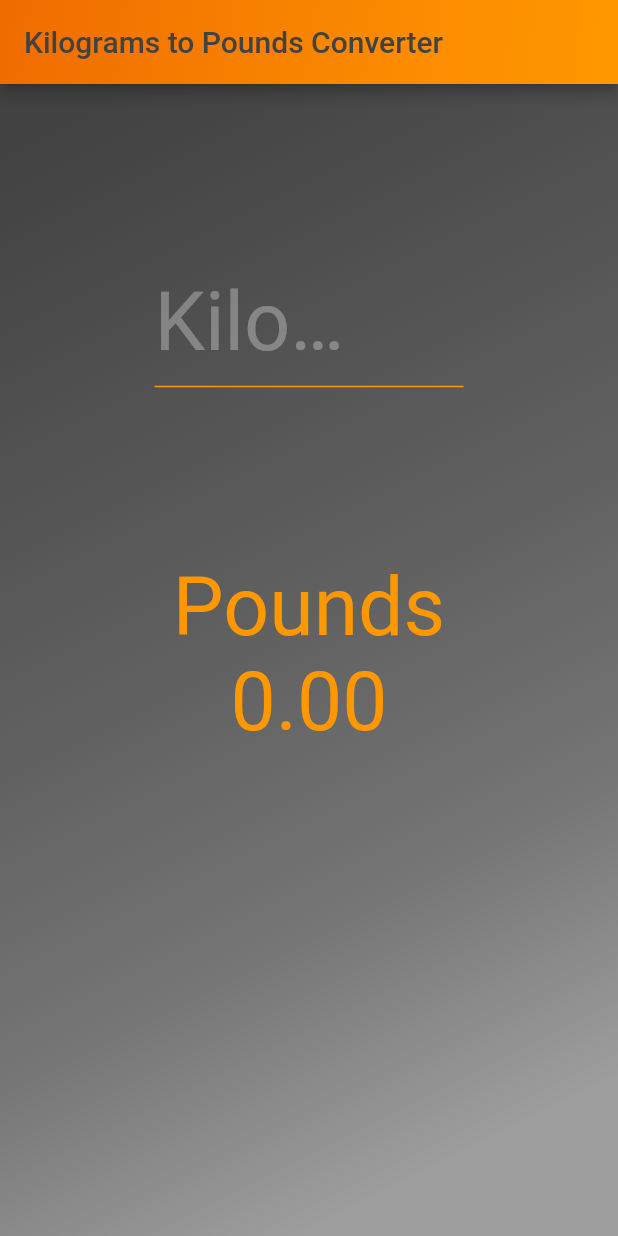
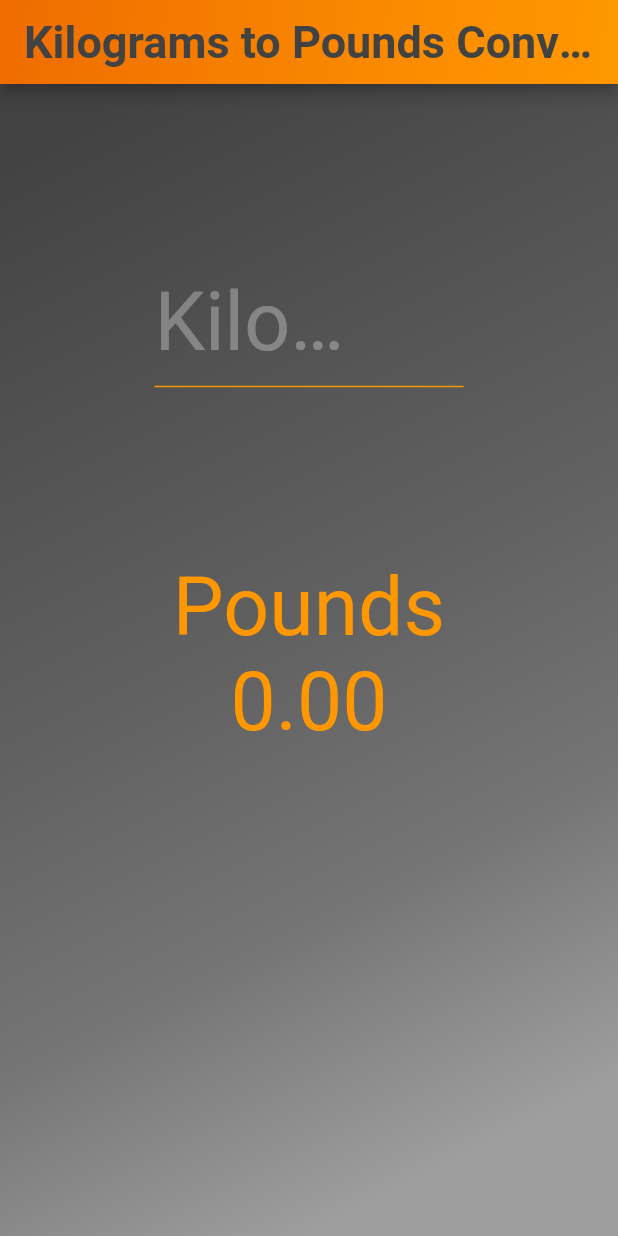
Before and after one commit to coreycarter10/kilogram_pound_converter, a Flutter app: the screen it shows after launch, on a phone screen of 412 x 824 dp. Run offline on Flutter 3.47's test engine with Material 2 defaults, Android fonts, the phone set to English and light mode, and no system bars.

Commit message:
Updated AppBar theme

```diff
--- a/lib/main.dart
+++ b/lib/main.dart
@@ -11,6 +11,11 @@ class MyApp extends StatelessWidget {
       title: 'Kilograms to Pounds Converter',
       theme: ThemeData(
         primarySwatch: Colors.grey,
+        appBarTheme: AppBarTheme(
+          textTheme: ThemeData().textTheme.copyWith(
+                title: TextStyle(fontWeight: FontWeight.bold, fontSize: 30),
+              ),
+        ),
       ),
       home: MyHomePage(title: 'Kilograms to Pounds Converter'),
     );
```
